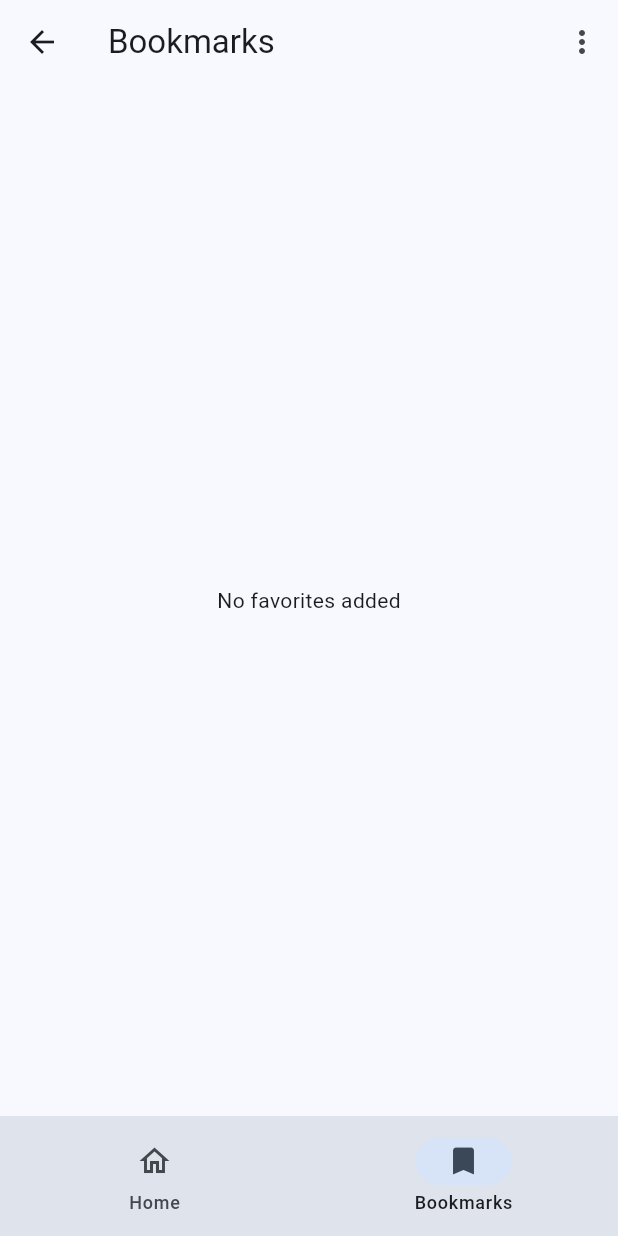
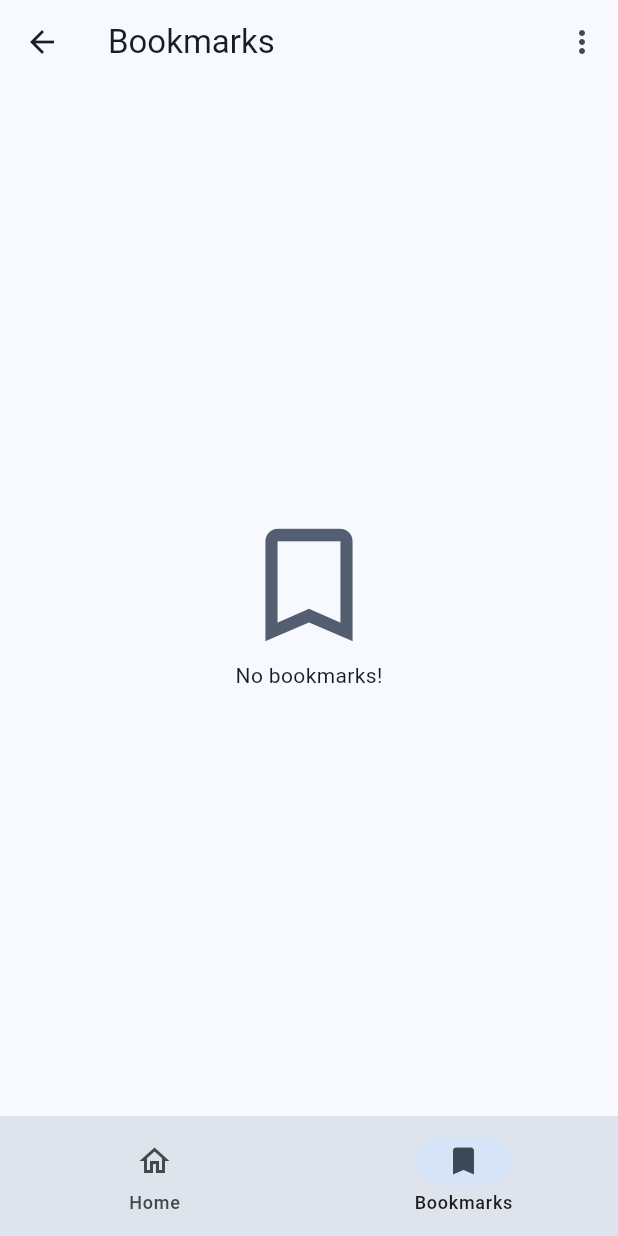
Before and after one commit to a2ke5e1/indian-universities, a Flutter app: the Home screen opened by its route, item 2 of the bottom bar chosen, on a phone screen of 412 x 824 dp. Run offline on Flutter 3.47's test engine with Material 3 defaults, Android fonts, the phone set to English and light mode, and no system bars; drawn by our look-alikes of dynamic_color; our stand-ins replace cloud_firestore, csv, email_validator, firebase_auth, firebase_core, firebase_ui_firestore and 4 more; accounts and stored records are empty; generated files the repository leaves out were written again; network calls fail.

Commit message:
Improved Bookmarked feature #4

```diff
--- a/lib/pages/home.dart
+++ b/lib/pages/home.dart
@@ -167,7 +167,12 @@ class FavoritesList extends StatelessWidget {
           direction: Axis.vertical,
           crossAxisAlignment: WrapCrossAlignment.center,
           children: [
-            const Text("Please login to view favorites"),
+             Icon(
+              Icons.bookmark_border,
+              size: 100,
+              color: Theme.of(context).colorScheme.secondary,
+            ),
+            const Text("Login to view your bookmarks"),
             const SizedBox(
               height: 10,
             ),
@@ -187,8 +192,19 @@ class FavoritesList extends StatelessWidget {
         loadingBuilder: (context) => const Center(
               child: CircularProgressIndicator(),
             ),
-        emptyBuilder: (context) => const Center(
-              child: Text("No favorites added"),
+        emptyBuilder: (context) => Center(
+              child: Wrap(
+                direction: Axis.vertical,
+                crossAxisAlignment: WrapCrossAlignment.center,
+                children: [
+                  Icon(
+                    Icons.bookmark_border,
+                    size: 100,
+                    color: Theme.of(context).colorScheme.secondary,
+                  ),
+                  const Text("No bookmarks!"),
+                ],
+              ),
             ),
         itemBuilder: (context, doc) {
           var uni = doc.data();
@@ -421,7 +437,11 @@ class _UniversityListFilterState extends State<UniversityListFilter> {
                             title: Text(
                                 university.University_Name?.toUpperCase() ??
                                     ''),
-                            trailing: isFavourite(university.docId)
+                            trailing: FirebaseAuth
+                                        .instance.currentUser?.isAnonymous ??
+                                    true
+                                ? const SizedBox()
+                                : isFavourite(university.docId)
                                     ? IconButton(
                                         onPressed: () {
                                           widget.universityRepo
@@ -432,7 +452,8 @@ class _UniversityListFilterState extends State<UniversityListFilter> {
                                                     element.University_Name ==
                                                     university.University_Name);
                                           });
-                                      _showSnackBar(context, "Removed from Bookmarks");
+                                          _showSnackBar(context,
+                                              "Removed from Bookmarks");
                                         },
                                         icon: const Icon(Icons.bookmark))
                                     : IconButton(
@@ -440,11 +461,14 @@ class _UniversityListFilterState extends State<UniversityListFilter> {
                                           widget.universityRepo
                                               .addFavourite(university);
                                           setState(() {
-                                        _favouriteUniversities.add(university);
+                                            _favouriteUniversities
+                                                .add(university);
                                           });
-                                      _showSnackBar(context, "Added to Bookmarks");
+                                          _showSnackBar(
+                                              context, "Added to Bookmarks");
                                         },
-                                    icon: const Icon(Icons.bookmark_border)),
+                                        icon:
+                                            const Icon(Icons.bookmark_border)),
                             onTap: () {
                               Navigator.pushNamed(
                                 context,
--- a/pubspec.yaml
+++ b/pubspec.yaml
@@ -46,11 +46,9 @@ dependencies:
   csv: ^6.0.0
   firebase_ui_firestore: ^1.5.6
   shared_preferences: ^2.2.0
-  share_files_and_screenshot_widgets: ^1.0.6
   screenshot: ^3.0.0
   share_plus: ^10.0.2
   google_sign_in: ^6.1.4
-
   path_provider: any
 dev_dependencies:
   flutter_test:
```
Also changed, not shown: pubspec.lock. Lines whose indentation alone changed are shown as unchanged.
